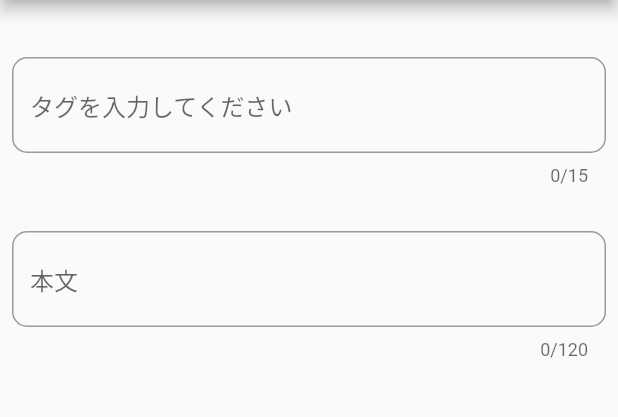
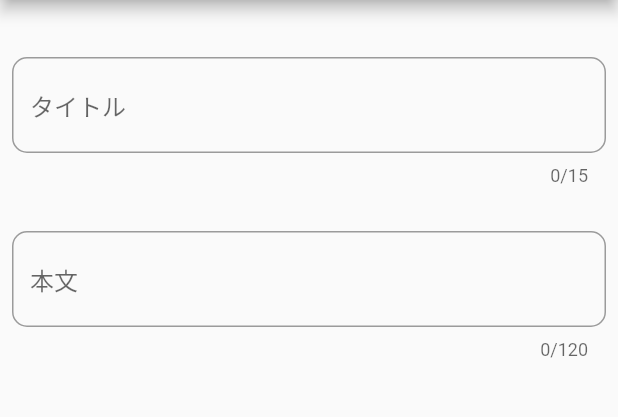
Before and after one commit to ymst-hub/gazou_memo, a Flutter app: the AddPage screen opened directly, on a phone screen of 412 x 824 dp, the part 84-501 px from its top. Run offline on Flutter 3.47's test engine with Material 2 defaults, Android fonts, the phone set to English and light mode, and no system bars; our stand-ins replace image_picker, sqflite; accounts and stored records are empty.

Commit message:
コミット

```diff
--- a/lib/add_page.dart
+++ b/lib/add_page.dart
@@ -12,6 +12,7 @@ import 'dbhelper.dart';
 class AddPage extends StatefulWidget {
   final XFile? image;
   final File? file;
+
   AddPage({this.image, this.file});
 
   @override
@@ -21,19 +22,27 @@ class AddPage extends StatefulWidget {
 class _AddPageState extends State<AddPage> {
   late final XFile? _image = widget.image;
   late final File? _file = widget.file;
+  bool isLoading = false;
   final tagscontroller = TextEditingController();
   final sentensescontroller = TextEditingController();
 
+  @override
+  void initState() {
+    super.initState();
+    Future(() async {
+      setState(() => isLoading = true);
+      setState(() => isLoading = false);
+    });
+  }
 
   @override
   Widget build(BuildContext context) {
     return WillPopScope(
       onWillPop: () async {
-
-        Memo memo = new Memo(path:_image!.name,
-            tags:tagscontroller.text,
-            sentense: sentensescontroller.text
-        );
+        Memo memo = new Memo(
+            path: _image!.name,
+            tags: tagscontroller.text,
+            sentense: sentensescontroller.text);
         await DbHelper.instance.insert(memo);
         Navigator.of(context).pop();
         return Future.value(false);
@@ -42,7 +51,11 @@ class _AddPageState extends State<AddPage> {
         appBar: AppBar(
           title: Text('画像メモ'),
         ),
-        body: SingleChildScrollView(
+        body: isLoading //「読み込み中」だったら「グルグル」が表示される
+            ? const Center(
+                child: CircularProgressIndicator(), // これが「グルグル」の処理
+              )
+            : SingleChildScrollView(
                 child: Center(
                   child: Column(
                     crossAxisAlignment: CrossAxisAlignment.center,
@@ -51,7 +64,8 @@ class _AddPageState extends State<AddPage> {
                         padding: const EdgeInsets.all(8.0),
                         child: Column(
                           children: [
-                      Container(child: _displaySelectionImageOrGrayImage()),
+                            Container(
+                                child: _displaySelectionImageOrGrayImage()),
                             SizedBox(
                               width: 1.0,
                               height: 30.0,
@@ -60,12 +74,12 @@ class _AddPageState extends State<AddPage> {
                               controller: tagscontroller,
                               maxLength: 15,
                               decoration: InputDecoration(
-                          hintText: 'タグを入力してください',
+                                hintText: 'タイトル',
                                 focusedBorder: OutlineInputBorder(
                                   borderRadius:
                                       BorderRadius.all(Radius.circular(30.0)),
-                            borderSide:
-                                BorderSide(width: 1, color: Colors.blueAccent),
+                                  borderSide: BorderSide(
+                                      width: 1, color: Colors.blueAccent),
                                 ),
                                 border: OutlineInputBorder(
                                   borderRadius:
@@ -87,8 +101,8 @@ class _AddPageState extends State<AddPage> {
                                 focusedBorder: OutlineInputBorder(
                                   borderRadius:
                                       BorderRadius.all(Radius.circular(30.0)),
-                            borderSide:
-                                BorderSide(width: 1, color: Colors.blueAccent),
+                                  borderSide: BorderSide(
+                                      width: 1, color: Colors.blueAccent),
                                 ),
                                 border: OutlineInputBorder(
                                   borderRadius:
--- a/lib/edit_page.dart
+++ b/lib/edit_page.dart
@@ -11,20 +11,22 @@ import 'dbhelper.dart';
 
 class EditPage extends StatefulWidget {
   final Memo memo;
+
   const EditPage({Key? key, required this.memo}) : super(key: key);
 
   @override
   _EditPageState createState() => _EditPageState();
 }
+
 class _EditPageState extends State<EditPage> {
   late Memo memo = widget.memo;
   bool isLoading = false;
 
   late String _imagePath = '';
+
   _setImagePath() async {
     _imagePath = (await getApplicationDocumentsDirectory()).path;
   }
-
 
   //イメージパスをセット
   @override
@@ -35,24 +37,24 @@ class _EditPageState extends State<EditPage> {
       _setImagePath();
       setState(() => isLoading = false);
     });
-
   }
-
-
 
   @override
   Widget build(BuildContext context) {
-    final TextEditingController tagscontroller = TextEditingController(text: memo.tags);
-    final TextEditingController sentensescontroller = TextEditingController(text: memo.sentense);
+    final TextEditingController tagscontroller =
+        TextEditingController(text: memo.tags);
+    final TextEditingController sentensescontroller =
+        TextEditingController(text: memo.sentense);
 
     Future updateMemo() async {
-      final updatememo = memo.copy(              // 画面の内容をupdatememoにセット
+      final updatememo = memo.copy(
+        // 画面の内容をupdatememoにセット
         id: memo.id,
         path: memo.path,
         tags: tagscontroller.text,
         sentense: sentensescontroller.text,
       );
-      await DbHelper.instance.update(updatememo);        // updatememoの内容で更新する
+      await DbHelper.instance.update(updatememo); // updatememoの内容で更新する
     }
 
     return WillPopScope(
@@ -77,12 +79,20 @@ class _EditPageState extends State<EditPage> {
               onPressed: () async {
                 //削除処理
                 await DbHelper.instance.delete(memo.id!);
+                //ファイルの削除処理
+                final String deletePath = '$_imagePath/${memo.path}';
+                final File deleteFile = File(deletePath);
+                deleteFile.deleteSync();
                 Navigator.of(context).pop();
               },
             ),
           ],
         ),
-        body: SingleChildScrollView(
+        body: isLoading //「読み込み中」だったら「グルグル」が表示される
+            ? const Center(
+                child: CircularProgressIndicator(), // これが「グルグル」の処理
+              )
+            : SingleChildScrollView(
                 child: Center(
                   child: Column(
                     crossAxisAlignment: CrossAxisAlignment.center,
@@ -100,12 +110,12 @@ class _EditPageState extends State<EditPage> {
                               controller: tagscontroller,
                               maxLength: 15,
                               decoration: InputDecoration(
-                          hintText: 'タグを入力してください',
+                                hintText: 'タイトル',
                                 focusedBorder: OutlineInputBorder(
                                   borderRadius:
                                       BorderRadius.all(Radius.circular(30.0)),
-                            borderSide:
-                                BorderSide(width: 1, color: Colors.blueAccent),
+                                  borderSide: BorderSide(
+                                      width: 1, color: Colors.blueAccent),
                                 ),
                                 border: OutlineInputBorder(
                                   borderRadius:
@@ -127,8 +137,8 @@ class _EditPageState extends State<EditPage> {
                                 focusedBorder: OutlineInputBorder(
                                   borderRadius:
                                       BorderRadius.all(Radius.circular(30.0)),
-                            borderSide:
-                                BorderSide(width: 1, color: Colors.blueAccent),
+                                  borderSide: BorderSide(
+                                      width: 1, color: Colors.blueAccent),
                                 ),
                                 border: OutlineInputBorder(
                                   borderRadius:
@@ -151,8 +161,8 @@ class _EditPageState extends State<EditPage> {
     return Container(
       decoration: BoxDecoration(),
       child: ClipRRect(
-        child: Image.file(File('$_imagePath/${memo.path}'), fit: BoxFit.cover)
-      ),
+          child:
+              Image.file(File('$_imagePath/${memo.path}'), fit: BoxFit.cover)),
     );
   }
 }
--- a/lib/memo_model.dart
+++ b/lib/memo_model.dart
@@ -2,7 +2,7 @@ import 'package:intl/intl.dart';
 
 import 'dbhelper.dart';
 
-// catsテーブルの定義
+// Memoテーブルの定義
 class Memo {
   int? id;
   String path;
```
Also changed, not shown: lib/main.dart (+34 -20 lines), 2 other files. Lines whose indentation alone changed are shown as unchanged.
